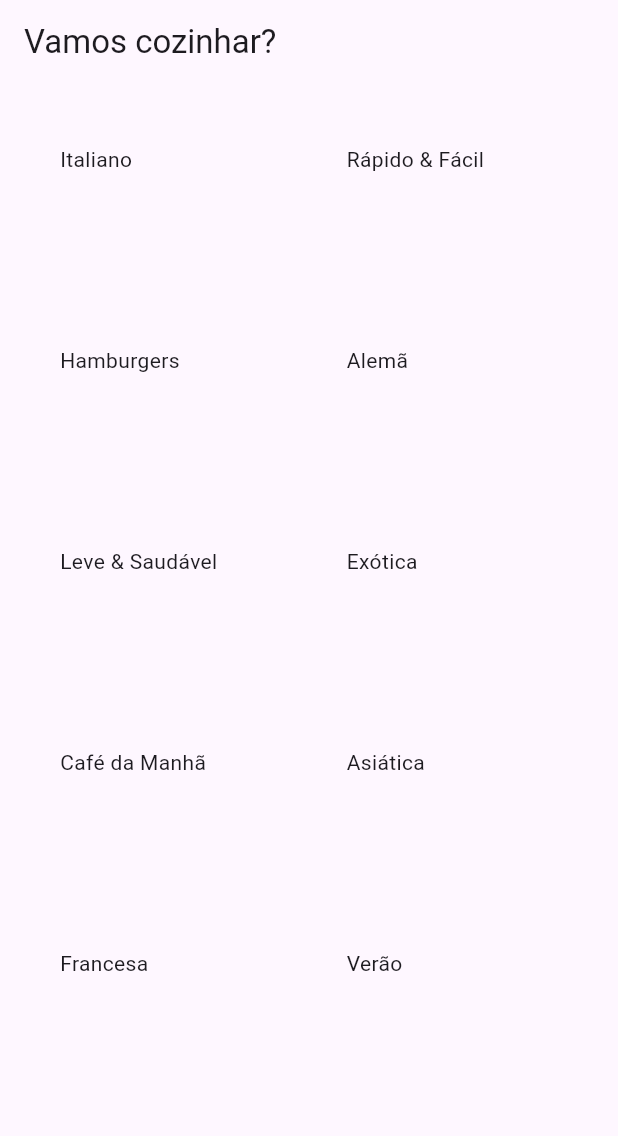
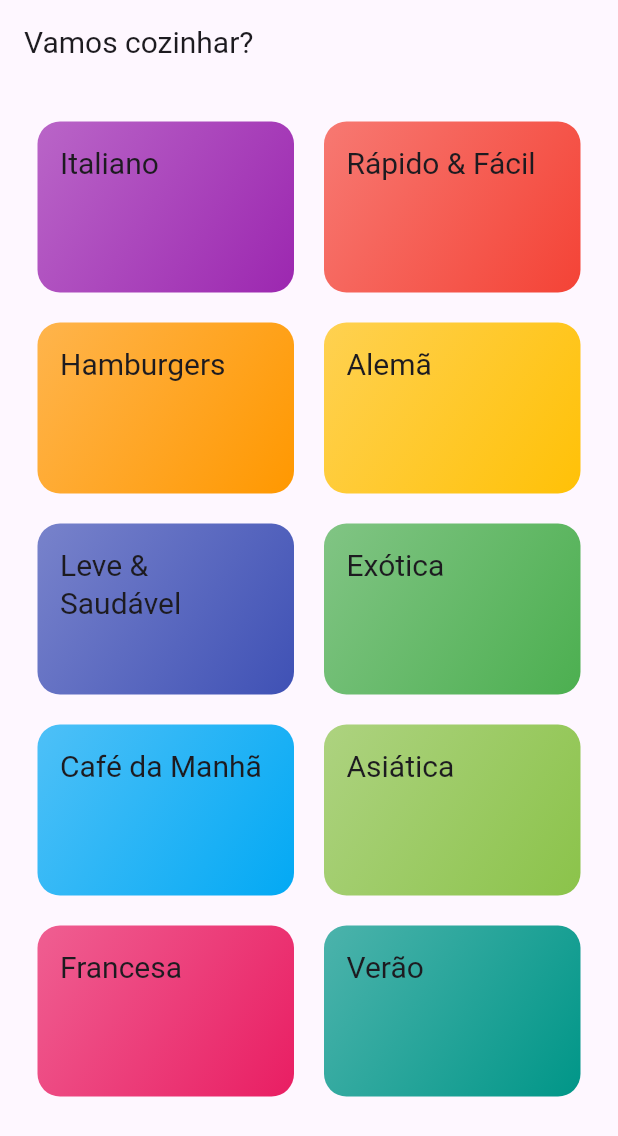
Before and after one commit to LucasFagundesWielewski/meal_track_app, a Flutter app: the screen it shows after launch, on a phone screen of 412 x 824 dp. Shown: the top 1136 px of the screen. Run offline on Flutter 3.47's test engine with Material 3 defaults, Android fonts, the phone set to English and light mode, and no system bars; Roboto replaces fonts that are missing (RobotoCondensed).

Commit message:
added styles and fonts

```diff
--- a/lib/components/category_item.dart
+++ b/lib/components/category_item.dart
@@ -10,7 +10,21 @@
   Widget build(BuildContext context) {
     return Container(
       padding: const EdgeInsets.all(15),
-      child: Text(category.title),
+      decoration: BoxDecoration(
+        gradient: LinearGradient(
+          colors: [
+            category.color.withOpacity(0.7),
+            category.color,
+          ],
+          begin: Alignment.topLeft,
+          end: Alignment.bottomRight,
+        ),
+        borderRadius: BorderRadius.circular(15),
+      ),
+      child: Text(
+        category.title,
+        style: Theme.of(context).textTheme.titleLarge,
+      ),
     );
   }
 }
--- a/lib/main.dart
+++ b/lib/main.dart
@@ -11,7 +11,16 @@
     return MaterialApp(
       title: 'Lets cook?',
       theme: ThemeData(
-        primarySwatch: Colors.blue,
+        primarySwatch: Colors.pink,
+        hintColor: Colors.amber,
+        fontFamily: 'Raleway',
+        canvasColor: Color.fromRGBO(255, 254, 229, 1),
+        textTheme: ThemeData.light().textTheme.copyWith(
+          titleLarge: TextStyle(
+            fontSize: 20,
+            fontFamily: 'RobotoCondensed',
+          ),
+        )
       ),
       home: CategoriesScreen(),
     );
```
Also changed, not shown: pubspec.yaml (+17 -6 lines), assets/fonts/Raleway-Black.ttf (added), assets/fonts/Raleway-Bold.ttf (added), assets/fonts/Raleway-Regular.ttf (added), assets/fonts/RobotoCondensed-Bold.ttf (added), assets/fonts/RobotoCondensed-Italic.ttf (added), assets/fonts/RobotoCondensed-Light.ttf (added), assets/fonts/RobotoCondensed-Regular.ttf (added).
